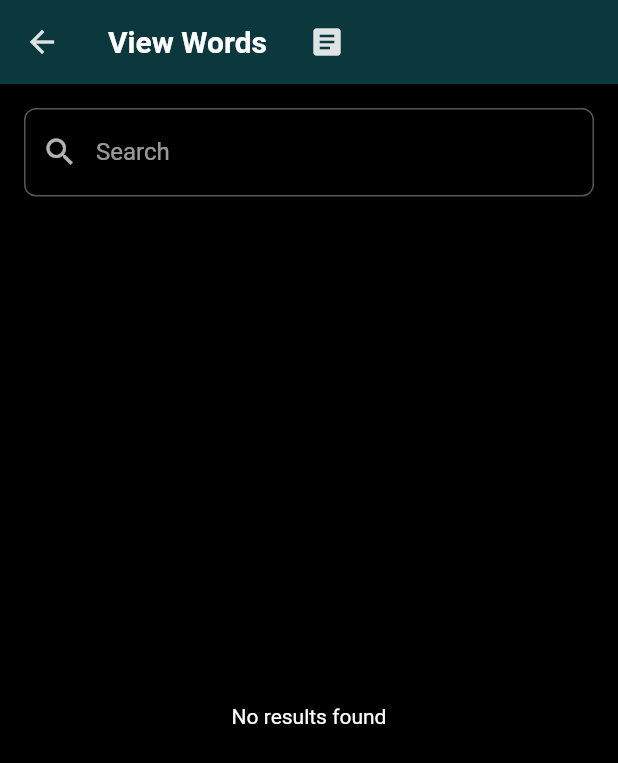
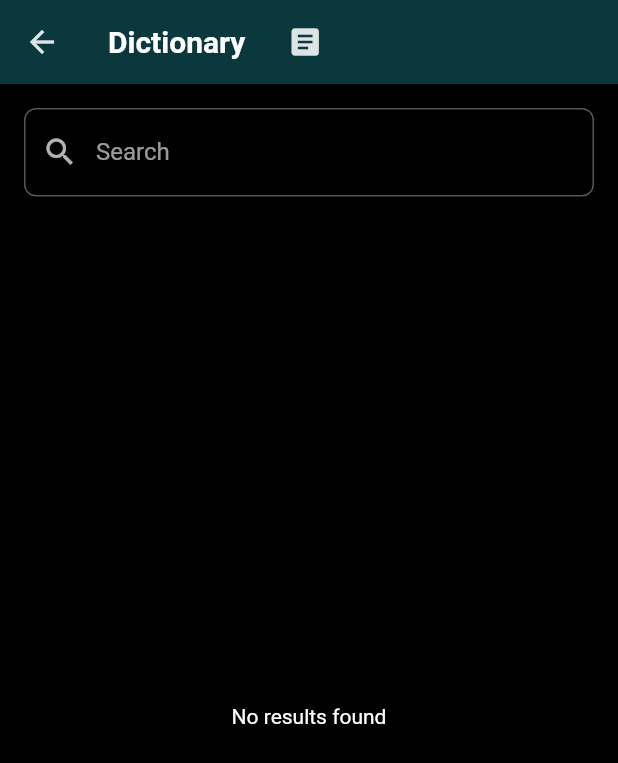
Before and after one commit to kyle-t01/toki_pona_learn, a Flutter app: the Dictionary screen opened directly, on a phone screen of 412 x 824 dp. Shown: the top 763 px of the screen. Run offline on Flutter 3.47's test engine with Material 3 defaults, Android fonts, the light colour scheme and no system bars; our stand-ins replace csv, file_picker, sqflite_common_ffi; accounts and stored records are empty; project files that could hold a hidden picture were left out.

Commit message:
updated head bar for dictionary

```diff
--- a/toki_pona_learner/lib/src/views/screens/dictionary.dart
+++ b/toki_pona_learner/lib/src/views/screens/dictionary.dart
@@ -81,7 +81,7 @@ class _DictionaryState extends State<Dictionary> {
       appBar: AppBar(
         title: Row(
           children: [
-            const Text('View Words'),
+            const Text('Dictionary'),
             const SizedBox(width: 16.0),
             IconButton(
               icon: toggleCompactView
```
Also changed, not shown: 1 other file.
